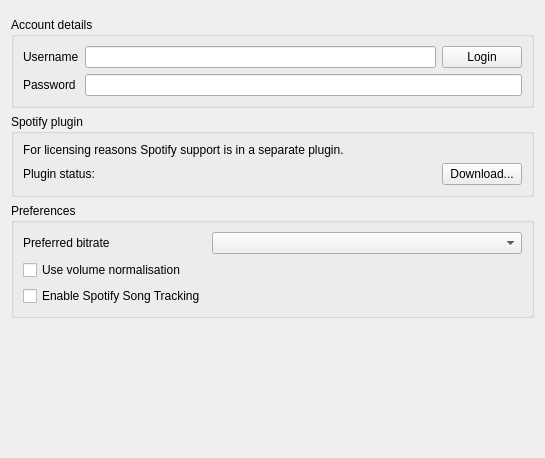
Old version of the form src/internet/spotify/spotifysettingspage.ui in the repository clementine-player/Clementine.
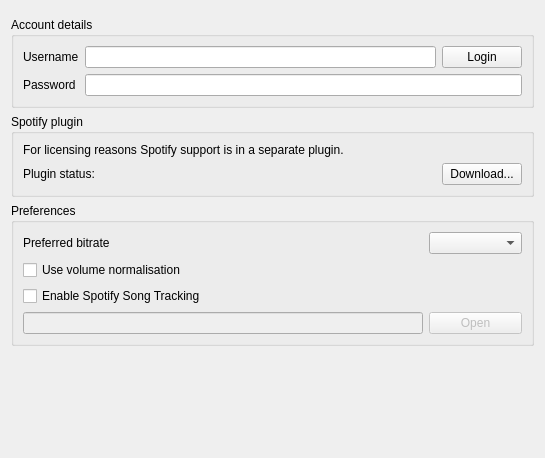
New version of the form. Icons and pictures are not drawn. Custom widgets are drawn as their Qt base class.

Commit message: Add directory option for Spotify Tracking File

```diff
--- a/src/internet/spotify/spotifysettingspage.ui
+++ b/src/internet/spotify/spotifysettingspage.ui
@@ -158,6 +158,29 @@
         </property>
        </widget>
       </item>
+      <item row="3" column="0">
+       <widget class="QLineEdit" name="folderDirectory">
+        <property name="enabled">
+         <bool>false</bool>
+        </property>
+        <property name="minimumSize">
+         <size>
+          <width>400</width>
+          <height>0</height>
+         </size>
+        </property>
+       </widget>
+      </item>
+      <item row="3" column="1">
+       <widget class="QPushButton" name="openFolder">
+        <property name="enabled">
+         <bool>false</bool>
+        </property>
+        <property name="text">
+         <string>Open</string>
+        </property>
+       </widget>
+      </item>
      </layout>
     </widget>
    </item>
```
The commit also changes 5 other files.
